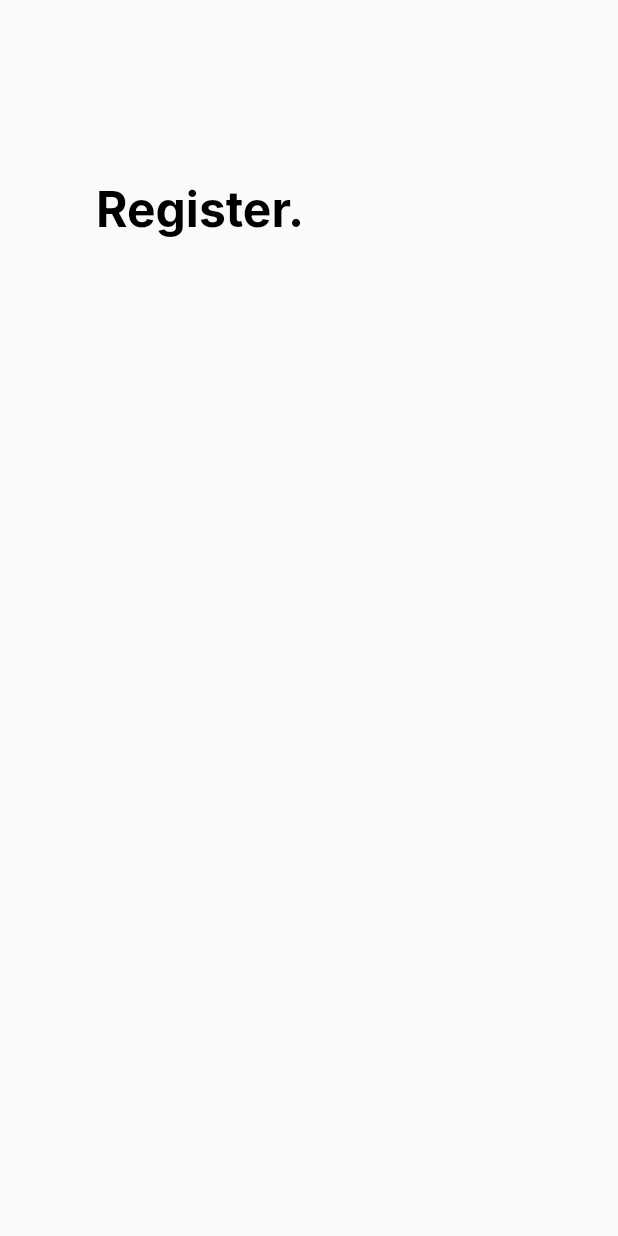
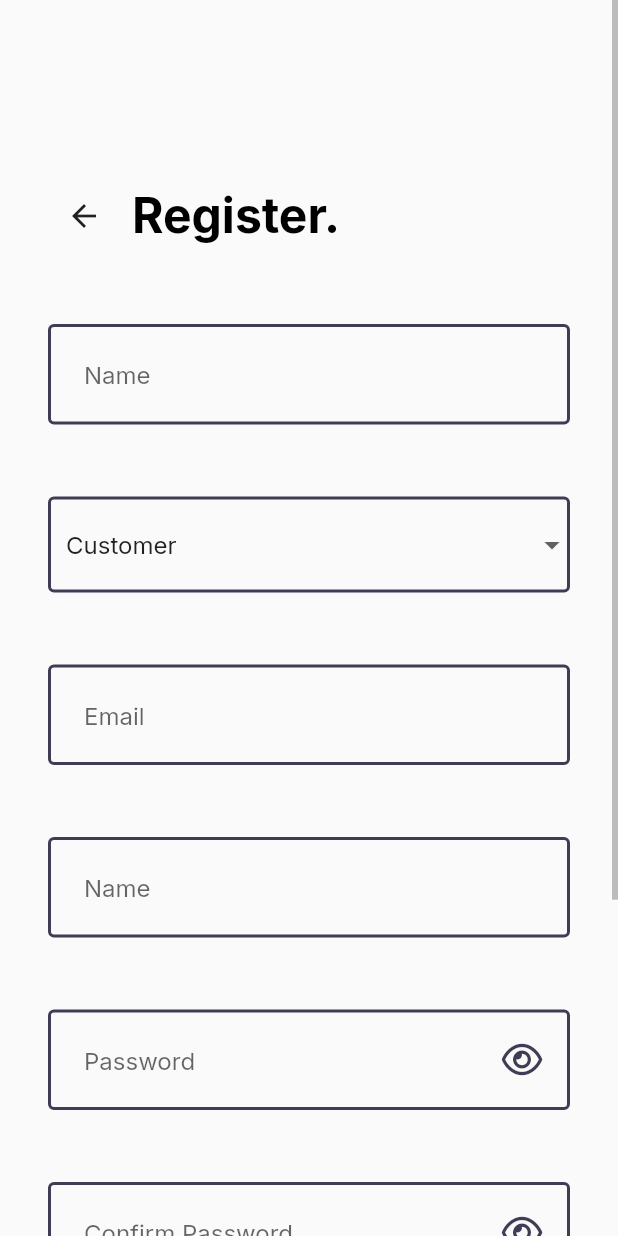
Before and after one commit to ezhamkarim/technician_app, a Flutter app: the RegisterPage screen opened directly, on a phone screen of 412 x 824 dp. Run offline on Flutter 3.47's test engine with Material 2 defaults, Android fonts, the phone set to English and light mode, and no system bars; our stand-ins replace flutter_svg, font_awesome_flutter, google_fonts; missing offline and left inert: flutter_cache; generated files the repository leaves out were written again.

Commit message:
complete register page

```diff
--- /dev/null
+++ b/lib/src/model/roles_model.dart
@@ -0,0 +1,5 @@
+class Roles {
+  String name;
+
+  Roles({required this.name});
+}
--- a/lib/src/router_app.dart
+++ b/lib/src/router_app.dart
@@ -1,6 +1,7 @@
 import 'package:flutter/material.dart';
 import 'package:technician_app/src/view/auth/landing_page.dart';
 import 'package:technician_app/src/view/auth/login_page.dart';
+import 'package:technician_app/src/view/auth/register_page.dart';
 
 import 'view/exception_view.dart';
 
@@ -16,6 +17,8 @@ class RouterApp {
             return const LandingPage();
           case LoginPage.routeName:
             return const LoginPage();
+          case RegisterPage.routeName:
+            return const RegisterPage();
           default:
             return ExceptionView(routeName: routeSettings.name!);
         }
--- a/lib/src/view/auth/login_page.dart
+++ b/lib/src/view/auth/login_page.dart
@@ -1,5 +1,6 @@
 import 'package:flutter/material.dart';
 import 'package:technician_app/src/helper/size_helper.dart';
+import 'package:technician_app/src/view/auth/register_page.dart';
 import 'package:technician_app/src/view/widgets/auth_button.dart';
 import 'package:technician_app/src/view/widgets/auth_textfield.dart';
 
@@ -51,7 +52,10 @@ class _LoginPageState extends State<LoginPage> {
                       children: [
                         const Text('Dont have account?'),
                         TextButton(
-                            onPressed: () {},
+                            onPressed: () {
+                              Navigator.of(context)
+                                  .pushNamed(RegisterPage.routeName);
+                            },
                             child: Text(
                               'Register',
                               style: CustomStyle.getStyle(
--- a/lib/src/view/auth/register_page.dart
+++ b/lib/src/view/auth/register_page.dart
@@ -1,5 +1,7 @@
 import 'package:flutter/material.dart';
-import 'package:technician_app/src/helper/size_helper.dart';
+import 'package:technician_app/src/model/roles_model.dart';
+import 'package:technician_app/src/view/widgets/auth_button.dart';
+import 'package:technician_app/src/view/widgets/auth_textfield.dart';
 
 import '../../style/custom_style.dart';
 
@@ -16,14 +18,33 @@ class _RegisterPageState extends State<RegisterPage> {
   final nameController = TextEditingController();
   final rePwController = TextEditingController();
   final phoneNoController = TextEditingController();
+  Roles roleSelected = Roles(name: 'Customer');
+  List<Roles> roles = [
+    Roles(name: 'Customer'),
+    Roles(name: 'Technician'),
+    Roles(name: 'Admin')
+  ];
   @override
   Widget build(BuildContext context) {
-    return SingleChildScrollView(
-      child: Container(
-        height: SizeHelper(context).scaledHeight(),
-        padding: const EdgeInsets.fromLTRB(64, 120, 64, 64),
+    return Scaffold(
+      body: Scrollbar(
+        isAlwaysShown: true,
+        child: SingleChildScrollView(
+          child: Padding(
+            // height: SizeHelper(context).scaledHeight(),
+            padding: const EdgeInsets.fromLTRB(32, 120, 32, 64),
             child: Column(
               children: [
+                Row(
+                  children: [
+                    BackButton(
+                      onPressed: () {
+                        Navigator.of(context).pop();
+                      },
+                    ),
+                    const SizedBox(
+                      width: 8,
+                    ),
                     Text(
                       'Register.',
                       style: CustomStyle.getStyle(
@@ -31,6 +52,79 @@ class _RegisterPageState extends State<RegisterPage> {
                     ),
                   ],
                 ),
+                const SizedBox(height: 48),
+                AuthTextField(
+                  textEditingController: nameController,
+                  placeholder: 'Name',
+                ),
+                const SizedBox(height: 48),
+                DropdownButtonHideUnderline(
+                  child: DropdownButtonFormField<String>(
+                      value: roleSelected.name,
+                      decoration: const InputDecoration(
+                          enabledBorder: OutlineInputBorder(
+                              borderRadius:
+                                  BorderRadius.all(Radius.circular(4)),
+                              borderSide: BorderSide(
+                                  color: CustomStyle.secondaryColor, width: 2)),
+                          focusedBorder: OutlineInputBorder(
+                              borderRadius:
+                                  BorderRadius.all(Radius.circular(4)),
+                              borderSide: BorderSide(
+                                  color: CustomStyle.primarycolor, width: 2)),
+                          errorBorder: OutlineInputBorder(
+                              borderRadius:
+                                  BorderRadius.all(Radius.circular(4)),
+                              borderSide:
+                                  BorderSide(color: Colors.red, width: 2))),
+                      items: roles
+                          .map((e) => DropdownMenuItem(
+                              value: e.name, child: Text(e.name)))
+                          .toList(),
+                      onChanged: (role) {}),
+                ),
+                const SizedBox(height: 48),
+                AuthTextField(
+                  textEditingController: emailController,
+                  placeholder: 'Email',
+                ),
+                const SizedBox(height: 48),
+                AuthTextField(
+                  textEditingController: phoneNoController,
+                  placeholder: 'Name',
+                ),
+                const SizedBox(height: 48),
+                AuthTextField(
+                  textEditingController: pwController,
+                  placeholder: 'Password',
+                  isObsecure: true,
+                ),
+                const SizedBox(height: 48),
+                AuthTextField(
+                  textEditingController: rePwController,
+                  placeholder: 'Confirm Password',
+                  isObsecure: true,
+                ),
+                const SizedBox(height: 48),
+                Row(
+                  children: [
+                    Expanded(
+                      child: AuthButton(
+                          onPressed: () {},
+                          color: CustomStyle.primarycolor,
+                          child: Text(
+                            'Register',
+                            style: CustomStyle.getStyle(Colors.white,
+                                FontSizeEnum.title2, FontWeight.w500),
+                          )),
+                    ),
+                  ],
+                ),
+                const SizedBox(height: 100),
+              ],
+            ),
+          ),
+        ),
       ),
     );
   }
```
Also changed, not shown: lib/src/view/widgets/custom_dropdown.dart (added, +16 -0 lines). Lines whose indentation alone changed are shown as unchanged.
